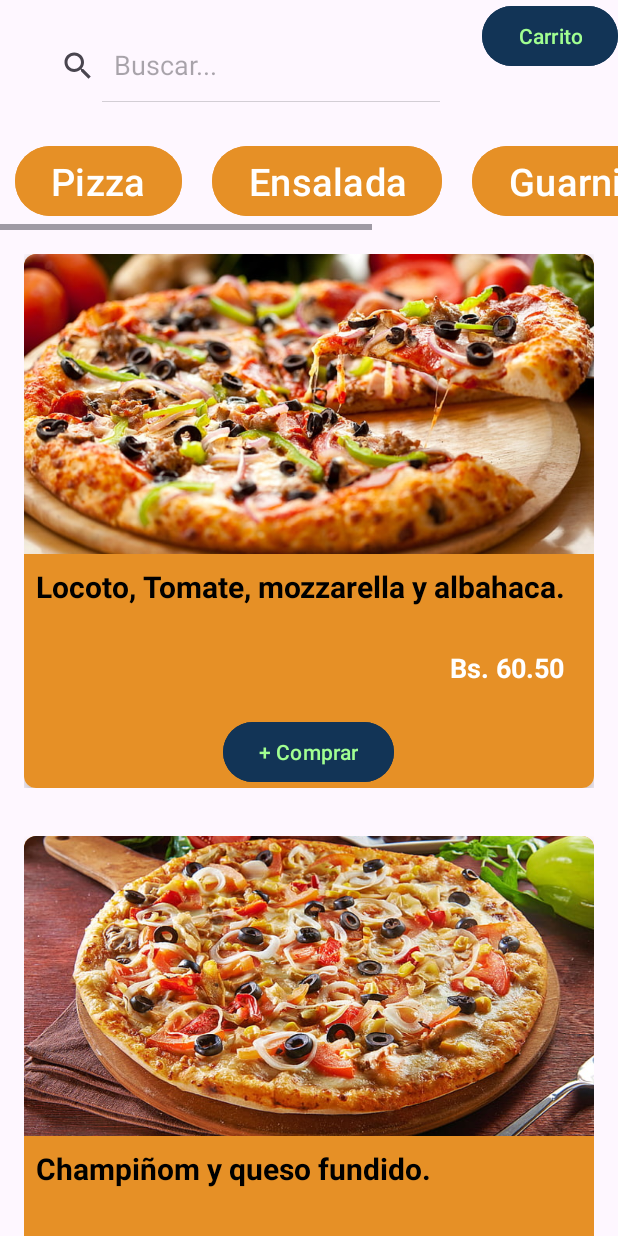
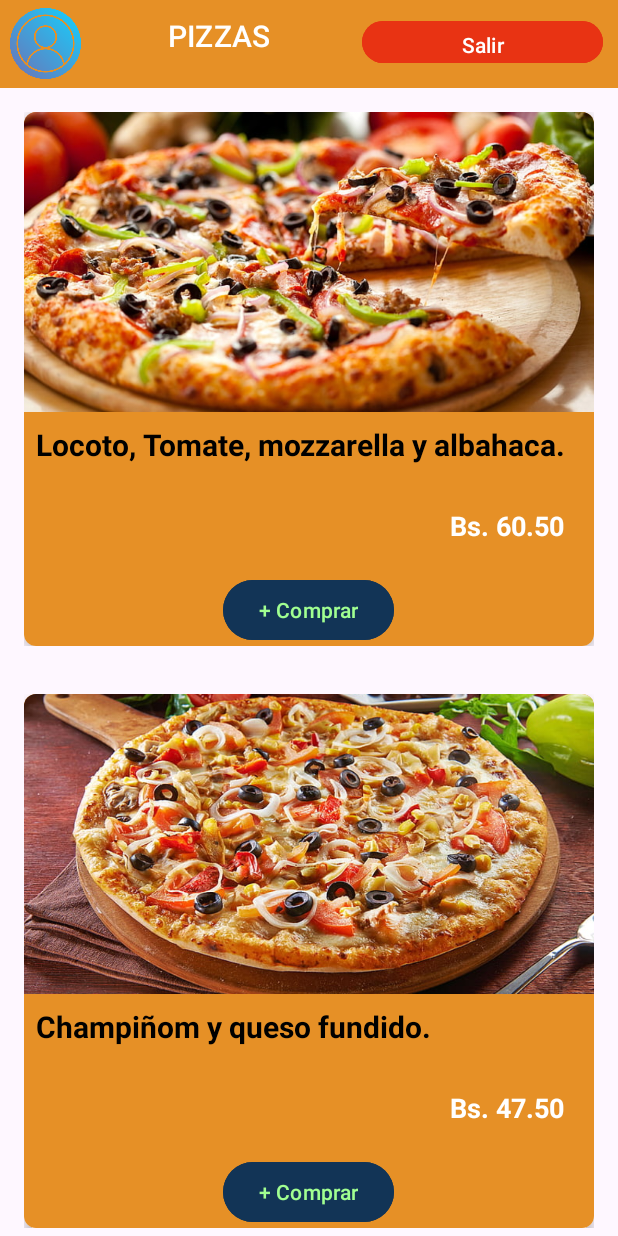
Before and after one commit to Camila-Negron/dispoSISPIZZA, an Android app: the MainActivity screen opened directly, with no data from a screen before it, on a phone screen of 412 x 824 dp. Run offline under Robolectric (Android 15) with nearby library versions, the light colour scheme and no system bars.

Commit message:
ventana usuario terminado

```diff
--- a/app/src/main/java/com/example/sispizza/MainActivity.java
+++ b/app/src/main/java/com/example/sispizza/MainActivity.java
@@ -24,7 +24,7 @@ public class MainActivity extends AppCompatActivity {
     ListaPedidosActivity listaPedidosActivity;
 
 
-    Button btuno, btdos,  bttres, btcuatro,btCarrito;
+    Button btuno, btdos,  bttres, btcuatro,btCarrito, btsalir;
 
     @Override
     protected void onCreate(Bundle savedInstanceState) {
@@ -37,11 +37,8 @@ public class MainActivity extends AppCompatActivity {
         ensaladaFragment = new EnsaladaFragment();
         bebidaFragment = new BebidaFragment();
 
-        btuno = findViewById(R.id.btUno);
-        btdos = findViewById(R.id.btDos);
-        bttres = findViewById(R.id.btTres);
-        btcuatro = findViewById(R.id.btCuatro);
-        btCarrito = findViewById(R.id.btCarrito);
+
+        btsalir = findViewById(R.id.salir);
 
         //getSupportFragmentManager().beginTransaction().add(R.id.flContainer1,homeFragment).commit();
 
@@ -52,40 +49,27 @@ public class MainActivity extends AppCompatActivity {
                     .commit();
         }
 
-        btuno.setOnClickListener(new View.OnClickListener() {
+
+
+        btsalir.setOnClickListener(new View.OnClickListener() {
             @Override
             public void onClick(View view) {
-                getSupportFragmentManager().beginTransaction().replace(R.id.flContainer1,pizzaFragment).commit();
+                AlertDialog.Builder builder = new AlertDialog.Builder(MainActivity.this);
+                //builder.setTitle("Confirmación");
+                builder.setMessage("¿Desea salir de la aplicación?");
+                builder.setPositiveButton("Si", new DialogInterface.OnClickListener() {
+                    @Override
+                    public void onClick(DialogInterface dialogInterface, int i) {
+                        //Toast.makeText(MainActivity.this, "Sí", Toast.LENGTH_SHORT).show();
+                        finish();
+                        System.exit(0);
+                    }
+                });
+                builder.setNegativeButton("No", null);
+                builder.create().show();
             }
         });
 
-        btdos.setOnClickListener(new View.OnClickListener() {
-            @Override
-            public void onClick(View view) {
-                getSupportFragmentManager().beginTransaction().replace(R.id.flContainer1,guarnicionFragment).commit();
-            }
-        });
-
-        bttres.setOnClickListener(new View.OnClickListener() {
-            @Override
-            public void onClick(View view) {
-                getSupportFragmentManager().beginTransaction().replace(R.id.flContainer1,ensaladaFragment).commit();
-            }
-        });
-
-        btcuatro.setOnClickListener(new View.OnClickListener() {
-            @Override
-            public void onClick(View view) {
-                getSupportFragmentManager().beginTransaction().replace(R.id.flContainer1,bebidaFragment).commit();
-            }
-        });
-
-        btCarrito.setOnClickListener(new View.OnClickListener() {
-            @Override
-            public void onClick(View v) {
-                abrirListaPedidos();
-            }
-        });
 
 
 
--- a/app/src/main/res/layout/activity_main.xml
+++ b/app/src/main/res/layout/activity_main.xml
@@ -7,38 +7,46 @@
     android:orientation="vertical"
     tools:context=".MainActivity">
 
-    <!-- Botón de Carrito de Compras -->
     <LinearLayout
         android:layout_width="match_parent"
         android:layout_height="wrap_content"
+        android:background="#e69026"
         android:orientation="horizontal">
 
-        <!-- SearchView existente -->
-        <SearchView
-            android:id="@+id/searchView"
-            android:layout_width="0dp"
+        <ImageView
+            android:id="@+id/imageView3"
+            android:layout_width="50dp"
+            android:layout_height="47dp"
+            android:layout_margin="5dp"
+            android:src="@drawable/profile5"
+            tools:srcCompat="@drawable/profile5" />
+        <Button
+            android:id="@+id/salir3"
+            android:layout_width="110dp"
             android:layout_height="wrap_content"
+            android:layout_margin="5dp"
             android:layout_weight="1"
-            android:iconifiedByDefault="false"
-            android:queryHint="Buscar..."
-            android:layout_margin="20dp"
-            app:queryBackground="@android:color/white"
-            />
+            android:layout_gravity="start"
+            android:backgroundTint="#00E83313"
+            android:textSize="20dp"
+            android:text="PIZZAS" />
 
-        <!-- Nuevo botón para el carrito de compras -->
         <Button
-            android:id="@+id/btCarrito"
-            android:layout_width="wrap_content"
-            android:layout_height="wrap_content"
-            android:textColor="@color/accent"
-            android:backgroundTint="#123456"
-            android:text="Carrito" />
+            android:id="@+id/salir"
+            android:layout_width="110dp"
+            android:layout_height="36dp"
+            android:layout_margin="10dp"
+            android:layout_weight="1"
+            android:backgroundTint="#E83313"
+            android:text="Salir" />
+
 
     </LinearLayout>
 
     <LinearLayout
         android:layout_width="match_parent"
         android:layout_height="wrap_content"
+        android:background="#e69026"
         android:orientation="vertical">
 
         <HorizontalScrollView
@@ -50,57 +58,7 @@
                 android:layout_width="match_parent"
                 android:layout_height="wrap_content"
                 android:orientation="horizontal"
-                android:weightSum="2">
-
-                <Button
-                    android:id="@+id/btUno"
-                    android:layout_width="wrap_content"
-                    android:layout_height="wrap_content"
-                    android:layout_marginHorizontal="10dp"
-                    android:layout_marginTop="5dp"
-                    android:layout_marginBottom="5dp"
-                    android:layout_weight="1"
-                    android:backgroundTint="#e69026"
-                    android:text="Pizza"
-                    android:textSize="25dp" />
-
-                <Button
-                    android:id="@+id/btDos"
-                    android:layout_width="wrap_content"
-                    android:layout_height="wrap_content"
-                    android:layout_marginHorizontal="10dp"
-                    android:layout_marginTop="5dp"
-                    android:layout_marginBottom="5dp"
-                    android:layout_weight="1"
-                    android:backgroundTint="#e69026"
-                    android:text="Ensalada"
-                    android:textSize="25dp" />
-
-                <Button
-                    android:id="@+id/btTres"
-                    android:layout_width="wrap_content"
-                    android:layout_height="wrap_content"
-                    android:layout_marginHorizontal="10dp"
-                    android:layout_marginTop="5dp"
-                    android:layout_marginBottom="5dp"
-                    android:layout_weight="1"
-                    android:backgroundTint="#e69026"
-                    android:text="Guarniciones"
-                    android:textSize="25dp" />
-
-                <Button
-                    android:id="@+id/btCuatro"
-                    android:layout_width="wrap_content"
-                    android:layout_height="wrap_content"
-                    android:layout_marginHorizontal="10dp"
-                    android:layout_marginTop="5dp"
-                    android:layout_marginBottom="5dp"
-                    android:layout_weight="1"
-                    android:backgroundTint="#e69026"
-                    android:text="Bebidas"
-                    android:textSize="25dp" />
-
-            </LinearLayout>
+                android:weightSum="2"/>
 
         </HorizontalScrollView>
 
@@ -109,6 +67,8 @@
     <FrameLayout
         android:layout_width="match_parent"
         android:layout_height="match_parent"
-        android:id="@+id/flContainer1"/>
+        android:id="@+id/flContainer1">
+
+    </FrameLayout>
 
 </LinearLayout>
```
Also changed, not shown: app/src/main/res/drawable/profile5.png (added).
